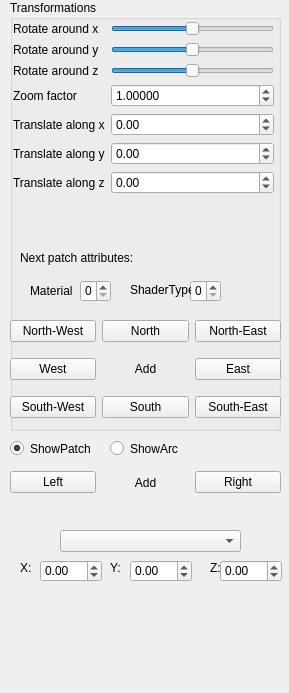
Before: the Qt Designer form QtFramework/GUI/SideWidget.ui in imecstamas/cagd-hermite, drawn with Qt 5.
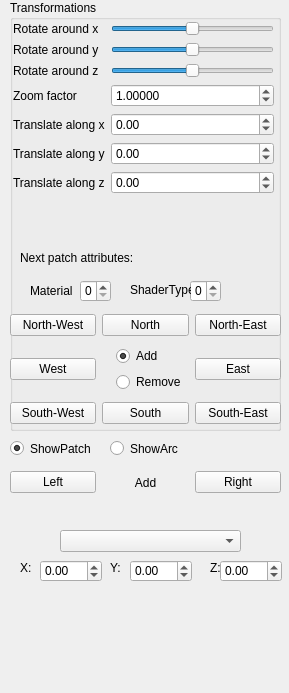
After: the same form once the commit is applied.

Diff of the .ui file:
```diff
--- a/QtFramework/GUI/SideWidget.ui
+++ b/QtFramework/GUI/SideWidget.ui
@@ -281,13 +281,6 @@
      </rect>
     </property>
     <layout class="QGridLayout" name="gridLayout">
-     <item row="0" column="0">
-      <widget class="QPushButton" name="button_north_west">
-       <property name="text">
-        <string>North-West</string>
-       </property>
-      </widget>
-     </item>
      <item row="0" column="1">
       <widget class="QPushButton" name="button_north">
        <property name="text">
@@ -295,6 +288,13 @@
        </property>
       </widget>
      </item>
+     <item row="0" column="0">
+      <widget class="QPushButton" name="button_north_west">
+       <property name="text">
+        <string>North-West</string>
+       </property>
+      </widget>
+     </item>
      <item row="0" column="2">
       <widget class="QPushButton" name="button_north_east">
        <property name="text">
@@ -302,50 +302,70 @@
        </property>
       </widget>
      </item>
-     <item row="1" column="0">
+     <item row="4" column="2">
+      <widget class="QPushButton" name="button_south_east">
+       <property name="text">
+        <string>South-East</string>
+       </property>
+      </widget>
+     </item>
+     <item row="2" column="0">
       <widget class="QPushButton" name="button_west">
        <property name="text">
         <string>West</string>
        </property>
       </widget>
      </item>
-     <item row="1" column="2">
+     <item row="2" column="2">
       <widget class="QPushButton" name="button_east">
        <property name="text">
         <string>East</string>
        </property>
       </widget>
      </item>
-     <item row="2" column="0">
+     <item row="4" column="0">
       <widget class="QPushButton" name="button_south_west">
        <property name="text">
         <string>South-West</string>
        </property>
       </widget>
      </item>
-     <item row="2" column="1">
+     <item row="4" column="1">
       <widget class="QPushButton" name="button_south">
        <property name="text">
         <string>South</string>
        </property>
       </widget>
      </item>
-     <item row="2" column="2">
-      <widget class="QPushButton" name="button_south_east">
-       <property name="text">
-        <string>South-East</string>
+     <item row="2" column="1">
+      <layout class="QVBoxLayout" name="verticalLayout">
+       <property name="leftMargin">
+        <number>14</number>
        </property>
-      </widget>
-     </item>
-     <item row="1" column="1">
-      <widget class="QLabel" name="label_8">
-       <property name="text">
-        <string>Add</string>
+       <property name="topMargin">
+        <number>0</number>
        </property>
-       <property name="alignment">
-        <set>Qt::AlignCenter</set>
+       <property name="rightMargin">
+        <number>0</number>
        </property>
-      </widget>
+       <item>
+        <widget class="QRadioButton" name="patch_add_button">
+         <property name="text">
+          <string>Add</string>
+         </property>
+         <property name="checked">
+          <bool>true</bool>
+         </property>
+        </widget>
+       </item>
+       <item>
+        <widget class="QRadioButton" name="patch_remove_button">
+         <property name="text">
+          <string>Remove</string>
+         </property>
+        </widget>
+       </item>
+      </layout>
      </item>
     </layout>
    </widget>
```
